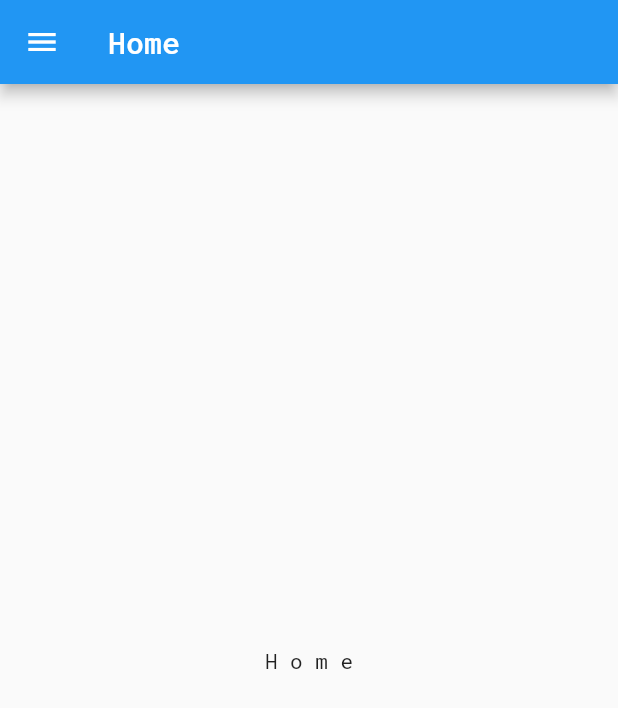
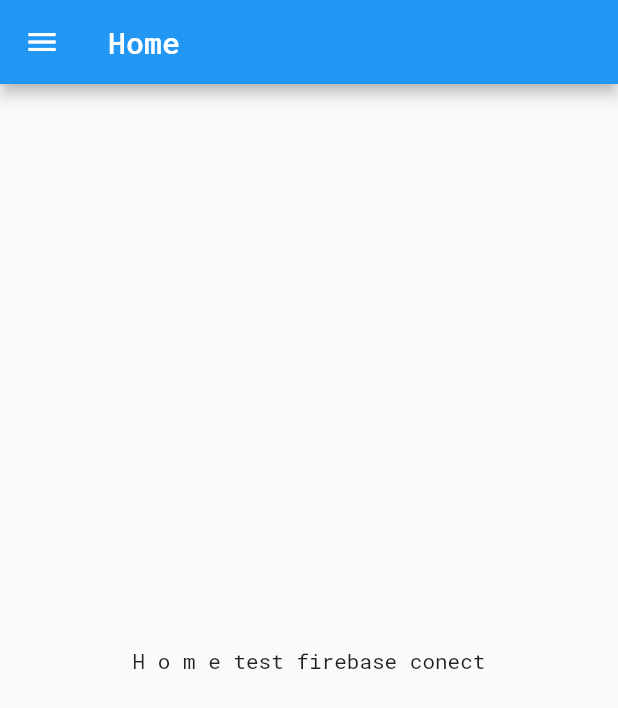
Before and after one commit to crltsmrtnz/crlts_mrtnz, a Flutter app: the screen it shows after launch, on a phone screen of 412 x 824 dp. Shown: the top 708 px of the screen. Run offline on Flutter 3.47's test engine with Material 2 defaults, Android fonts, the light colour scheme and no system bars; our stand-ins replace google_fonts.

Commit message:
test firebase conect

```diff
--- a/lib/pages/home.dart
+++ b/lib/pages/home.dart
@@ -15,7 +15,7 @@ class Home extends StatelessWidget {
           child: Center(
             // Este Widget de texto usará la fuente RobotoMono
             child: Text(
-              'H o m e',
+              'H o m e test firebase conect',
             ),
           ),
         ),
```
